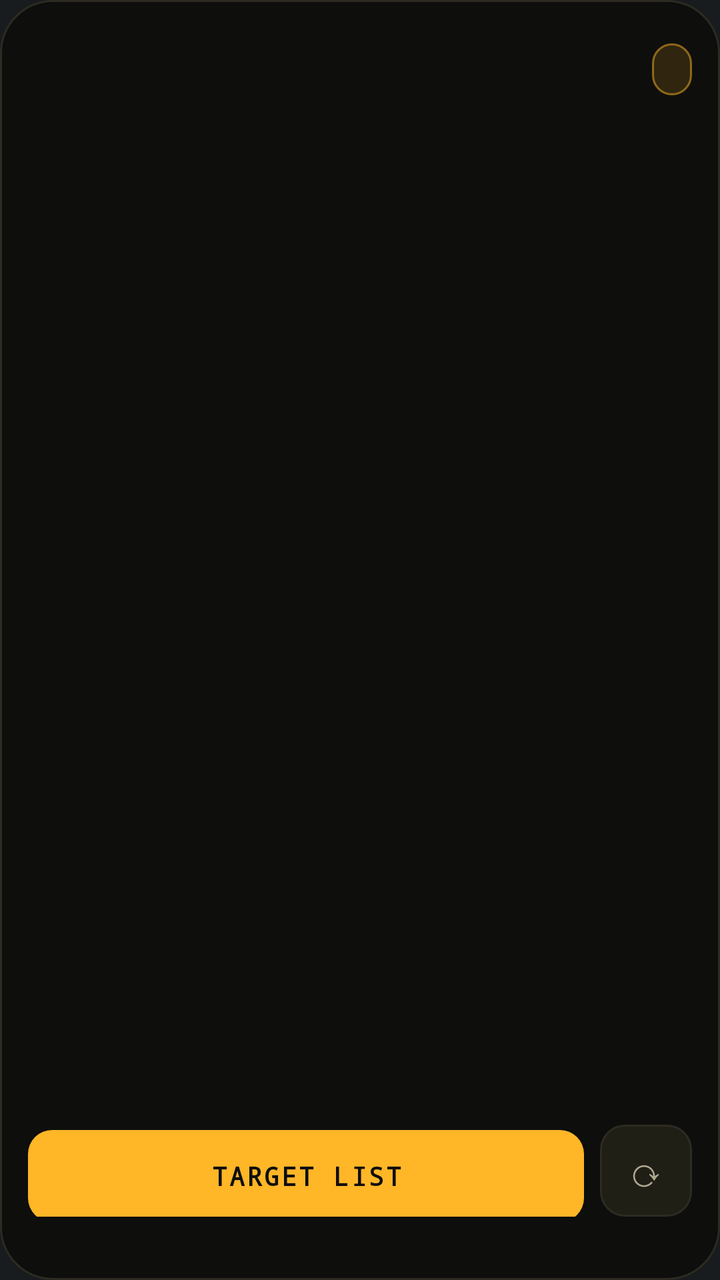
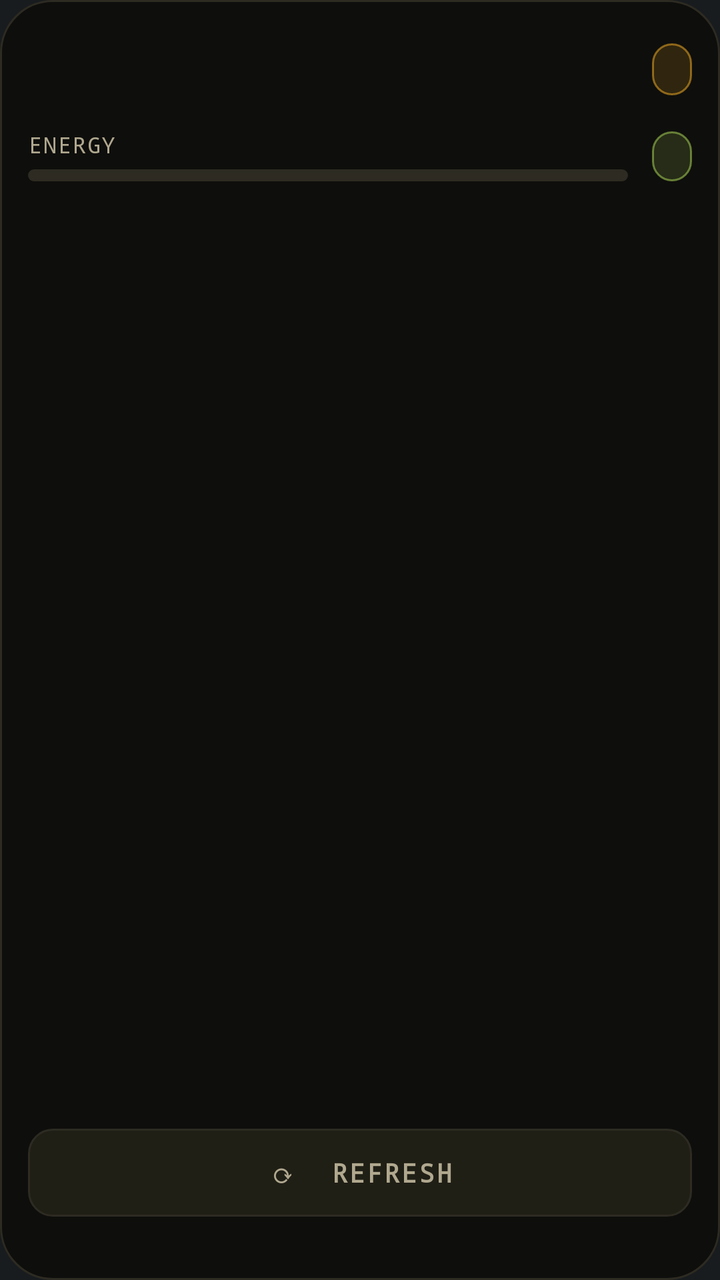

Before-and-after screenshots of an Android layout around one commit, followed by the original layout XML and the change that was made.
<!-- AndroidManifest.xml: application theme android:Theme.DeviceDefault.NoActionBar -->
<!-- res/layout/w_targets.xml -->
<?xml version="1.0" encoding="utf-8"?>
<LinearLayout xmlns:android="http://schemas.android.com/apk/res/android" android:layout_width="match_parent" android:layout_height="match_parent" android:background="@drawable/widget_bg" android:orientation="vertical" android:padding="14dp">
<LinearLayout android:layout_width="match_parent" android:layout_height="wrap_content" android:orientation="horizontal" android:gravity="center_vertical" android:layout_marginBottom="10dp">
<LinearLayout android:layout_width="0dp" android:layout_height="wrap_content" android:layout_weight="1" android:orientation="vertical">
<TextView android:id="@+id/tgt_label" android:layout_width="wrap_content" android:layout_height="wrap_content" android:textSize="12sp" android:textColor="@color/dim" android:fontFamily="monospace" android:letterSpacing="0.08" android:includeFontPadding="false"/>
<TextView android:id="@+id/tgt_count" android:layout_width="wrap_content" android:layout_height="wrap_content" android:layout_marginTop="2dp" android:textSize="22sp" android:textColor="@color/paper" android:fontFamily="monospace" android:textStyle="bold" android:includeFontPadding="false" android:maxLines="1"/>
</LinearLayout>
<TextView android:id="@+id/tgt_chip" android:layout_width="wrap_content" android:layout_height="wrap_content" android:textSize="12sp" android:textColor="@color/amber" android:fontFamily="monospace" android:textStyle="bold" android:letterSpacing="0.06" android:includeFontPadding="false" android:paddingLeft="10dp" android:paddingRight="10dp" android:paddingTop="6dp" android:paddingBottom="6dp" android:background="@drawable/chip_amber"/>
</LinearLayout>
<FrameLayout android:layout_width="match_parent" android:layout_height="0dp" android:layout_weight="1">
<ListView android:id="@+id/tgt_list" android:layout_width="match_parent" android:layout_height="match_parent" android:divider="@android:color/transparent" android:dividerHeight="0dp" android:scrollbars="none" android:cacheColorHint="#00000000"/>
<TextView android:id="@+id/tgt_empty" android:layout_width="match_parent" android:layout_height="match_parent" android:gravity="center" android:textSize="13sp" android:textColor="@color/dim" android:fontFamily="monospace" android:padding="16dp"/>
</FrameLayout>
<LinearLayout android:layout_width="match_parent" android:layout_height="wrap_content" android:orientation="horizontal" android:layout_marginTop="8dp" android:showDividers="middle" android:divider="@drawable/div8">
<TextView android:id="@+id/tgt_open" android:layout_width="0dp" android:layout_weight="1" android:layout_height="46dp" android:gravity="center" android:text="TARGET LIST" android:textSize="13sp" android:textColor="@color/ink" android:fontFamily="monospace" android:textStyle="bold" android:letterSpacing="0.08" android:background="@drawable/btn_amber"/>
<TextView android:id="@+id/tgt_refresh" android:layout_width="46dp" android:layout_height="46dp" android:gravity="center" android:text="⟳" android:textSize="20sp" android:textColor="@color/dim" android:background="@drawable/btn_ghost"/>
</LinearLayout>
<TextView android:id="@+id/tgt_updated" android:layout_width="match_parent" android:layout_height="wrap_content" android:layout_marginTop="6dp" android:gravity="end" android:textSize="10sp" android:textColor="@color/dim" android:fontFamily="monospace" android:letterSpacing="0.06" android:includeFontPadding="false"/>
</LinearLayout>
<!-- resources referenced by this layout -->
<resources>
  <color name="amber">#FFB627</color>
  <color name="dim">#B0A88F</color>
  <color name="ink">#0E0E0C</color>
  <color name="paper">#EDE7D3</color>
  <!-- drawable btn_amber (drawable) -->
  <?xml version="1.0" encoding="utf-8"?>
  <shape xmlns:android="http://schemas.android.com/apk/res/android"><solid android:color="#FFB627"/><corners android:radius="12dp"/></shape>
  <!-- drawable btn_ghost (drawable) -->
  <?xml version="1.0" encoding="utf-8"?>
  <shape xmlns:android="http://schemas.android.com/apk/res/android"><solid android:color="#201F16"/><corners android:radius="12dp"/><stroke android:width="1dp" android:color="#2D2B22"/></shape>
  <!-- drawable chip_amber (drawable) -->
  <?xml version="1.0" encoding="utf-8"?>
  <shape xmlns:android="http://schemas.android.com/apk/res/android"><solid android:color="#24FFB627"/><corners android:radius="99dp"/><stroke android:width="1dp" android:color="#80FFB627"/></shape>
  <!-- drawable div8 (drawable) -->
  <?xml version="1.0" encoding="utf-8"?>
  <shape xmlns:android="http://schemas.android.com/apk/res/android"><size android:width="8dp" android:height="8dp"/><solid android:color="#00000000"/></shape>
  <!-- drawable widget_bg (drawable) -->
  <?xml version="1.0" encoding="utf-8"?>
  <shape xmlns:android="http://schemas.android.com/apk/res/android"><solid android:color="#0E0E0C"/><corners android:radius="26dp"/><stroke android:width="1dp" android:color="#2D2B22"/></shape>
</resources>

<!-- the commit's change to res/layout/w_targets.xml (unified diff, before → after) -->
@@ -7,13 +7,25 @@
 </LinearLayout>
 <TextView android:id="@+id/tgt_chip" android:layout_width="wrap_content" android:layout_height="wrap_content" android:textSize="12sp" android:textColor="@color/amber" android:fontFamily="monospace" android:textStyle="bold" android:letterSpacing="0.06" android:includeFontPadding="false" android:paddingLeft="10dp" android:paddingRight="10dp" android:paddingTop="6dp" android:paddingBottom="6dp" android:background="@drawable/chip_amber"/>
 </LinearLayout>
+<LinearLayout android:layout_width="match_parent" android:layout_height="wrap_content" android:orientation="horizontal" android:gravity="center_vertical" android:layout_marginBottom="10dp">
+<LinearLayout android:layout_width="0dp" android:layout_height="wrap_content" android:layout_weight="1" android:orientation="vertical" android:layout_marginRight="12dp">
+<LinearLayout android:layout_width="match_parent" android:layout_height="wrap_content" android:orientation="horizontal" android:layout_marginBottom="5dp">
+<TextView android:id="@+id/tgt_en_label" android:layout_width="0dp" android:layout_weight="1" android:layout_height="wrap_content" android:text="ENERGY" android:textSize="11sp" android:textColor="@color/dim" android:fontFamily="monospace" android:letterSpacing="0.06" android:includeFontPadding="false"/>
+<TextView android:id="@+id/tgt_en_value" android:layout_width="wrap_content" android:layout_height="wrap_content" android:textSize="12sp" android:textColor="@color/paper" android:fontFamily="monospace" android:textStyle="bold" android:includeFontPadding="false"/>
+</LinearLayout>
+<ProgressBar android:id="@+id/tgt_en_bar" style="?android:attr/progressBarStyleHorizontal" android:layout_width="match_parent" android:layout_height="6dp" android:max="100" android:progressDrawable="@drawable/bar_amber"/>
+</LinearLayout>
+<LinearLayout android:layout_width="wrap_content" android:layout_height="wrap_content" android:orientation="horizontal" android:gravity="center_vertical" android:paddingLeft="10dp" android:paddingRight="10dp" android:paddingTop="6dp" android:paddingBottom="6dp" android:background="@drawable/chip_go" android:id="@+id/tgt_hosp_box">
+<TextView android:id="@+id/tgt_hosp" android:layout_width="wrap_content" android:layout_height="wrap_content" android:textSize="11sp" android:textColor="@color/go" android:fontFamily="monospace" android:textStyle="bold" android:letterSpacing="0.04" android:includeFontPadding="false"/>
+<Chronometer android:id="@+id/tgt_hosp_t" android:layout_width="wrap_content" android:layout_height="wrap_content" android:layout_marginLeft="6dp" android:textSize="11sp" android:textColor="@color/stop" android:fontFamily="monospace" android:textStyle="bold" android:includeFontPadding="false" android:visibility="gone"/>
+</LinearLayout>
+</LinearLayout>
 <FrameLayout android:layout_width="match_parent" android:layout_height="0dp" android:layout_weight="1">
 <ListView android:id="@+id/tgt_list" android:layout_width="match_parent" android:layout_height="match_parent" android:divider="@android:color/transparent" android:dividerHeight="0dp" android:scrollbars="none" android:cacheColorHint="#00000000"/>
 <TextView android:id="@+id/tgt_empty" android:layout_width="match_parent" android:layout_height="match_parent" android:gravity="center" android:textSize="13sp" android:textColor="@color/dim" android:fontFamily="monospace" android:padding="16dp"/>
 </FrameLayout>
 <LinearLayout android:layout_width="match_parent" android:layout_height="wrap_content" android:orientation="horizontal" android:layout_marginTop="8dp" android:showDividers="middle" android:divider="@drawable/div8">
-<TextView android:id="@+id/tgt_open" android:layout_width="0dp" android:layout_weight="1" android:layout_height="46dp" android:gravity="center" android:text="TARGET LIST" android:textSize="13sp" android:textColor="@color/ink" android:fontFamily="monospace" android:textStyle="bold" android:letterSpacing="0.08" android:background="@drawable/btn_amber"/>
-<TextView android:id="@+id/tgt_refresh" android:layout_width="46dp" android:layout_height="46dp" android:gravity="center" android:text="⟳" android:textSize="20sp" android:textColor="@color/dim" android:background="@drawable/btn_ghost"/>
+<TextView android:id="@+id/tgt_refresh" android:layout_width="0dp" android:layout_weight="1" android:layout_height="44dp" android:gravity="center" android:text="⟳  REFRESH" android:textSize="13sp" android:fontFamily="monospace" android:textStyle="bold" android:letterSpacing="0.08" android:textColor="@color/dim" android:background="@drawable/btn_ghost"/>
 </LinearLayout>
 <TextView android:id="@+id/tgt_updated" android:layout_width="match_parent" android:layout_height="wrap_content" android:layout_marginTop="6dp" android:gravity="end" android:textSize="10sp" android:textColor="@color/dim" android:fontFamily="monospace" android:letterSpacing="0.06" android:includeFontPadding="false"/>
 </LinearLayout>
<!-- resource entries referenced after the edit -->
@@ -2,17 +2,24 @@
 <resources>
   <color name="amber">#FFB627</color>
   <color name="dim">#B0A88F</color>
-  <color name="ink">#0E0E0C</color>
+  <color name="go">#B5E35C</color>
   <color name="paper">#EDE7D3</color>
-  <!-- drawable btn_amber (drawable) -->
+  <color name="stop">#FF5F3C</color>
+  <!-- drawable bar_amber (drawable) -->
   <?xml version="1.0" encoding="utf-8"?>
-  <shape xmlns:android="http://schemas.android.com/apk/res/android"><solid android:color="#FFB627"/><corners android:radius="12dp"/></shape>
+  <layer-list xmlns:android="http://schemas.android.com/apk/res/android">
+   <item android:id="@android:id/background"><shape><solid android:color="#2D2B22"/><corners android:radius="3dp"/></shape></item>
+   <item android:id="@android:id/progress"><clip><shape><solid android:color="#FFB627"/><corners android:radius="3dp"/></shape></clip></item>
+  </layer-list>
   <!-- drawable btn_ghost (drawable) -->
   <?xml version="1.0" encoding="utf-8"?>
   <shape xmlns:android="http://schemas.android.com/apk/res/android"><solid android:color="#201F16"/><corners android:radius="12dp"/><stroke android:width="1dp" android:color="#2D2B22"/></shape>
   <!-- drawable chip_amber (drawable) -->
   <?xml version="1.0" encoding="utf-8"?>
   <shape xmlns:android="http://schemas.android.com/apk/res/android"><solid android:color="#24FFB627"/><corners android:radius="99dp"/><stroke android:width="1dp" android:color="#80FFB627"/></shape>
+  <!-- drawable chip_go (drawable) -->
+  <?xml version="1.0" encoding="utf-8"?>
+  <shape xmlns:android="http://schemas.android.com/apk/res/android"><solid android:color="#24B5E35C"/><corners android:radius="99dp"/><stroke android:width="1dp" android:color="#80B5E35C"/></shape>
   <!-- drawable div8 (drawable) -->
   <?xml version="1.0" encoding="utf-8"?>
   <shape xmlns:android="http://schemas.android.com/apk/res/android"><size android:width="8dp" android:height="8dp"/><solid android:color="#00000000"/></shape>
